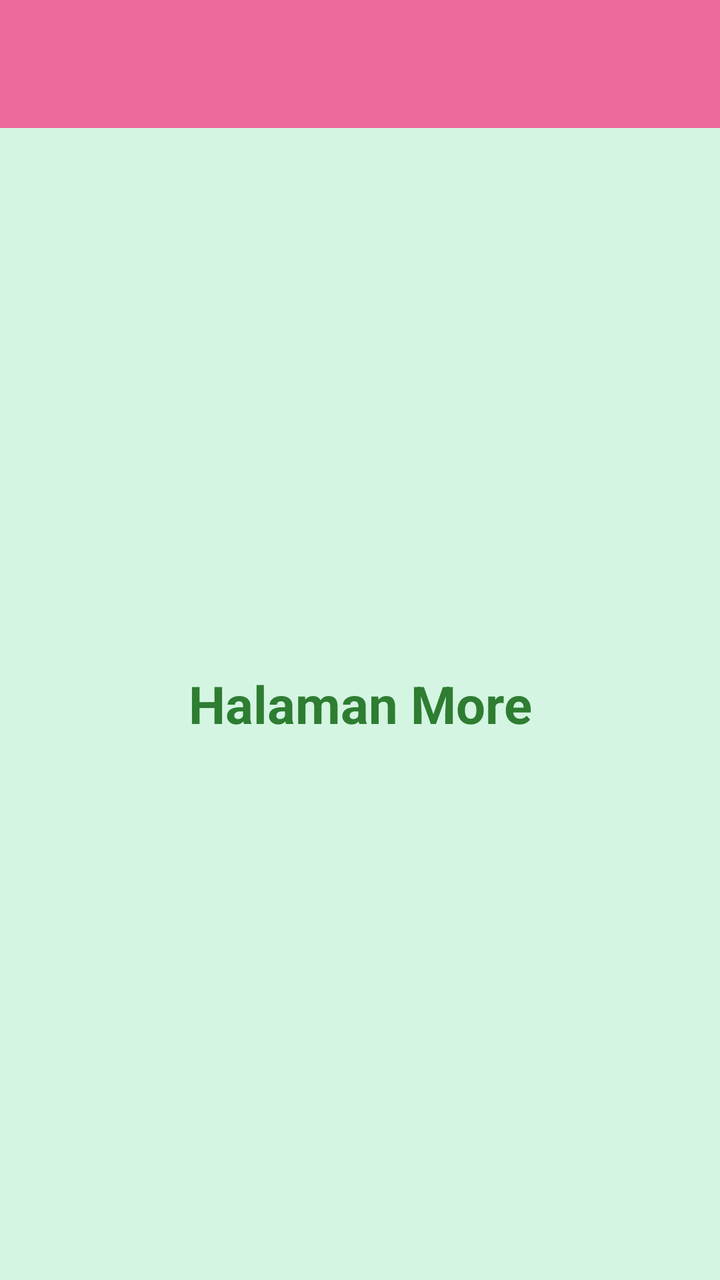
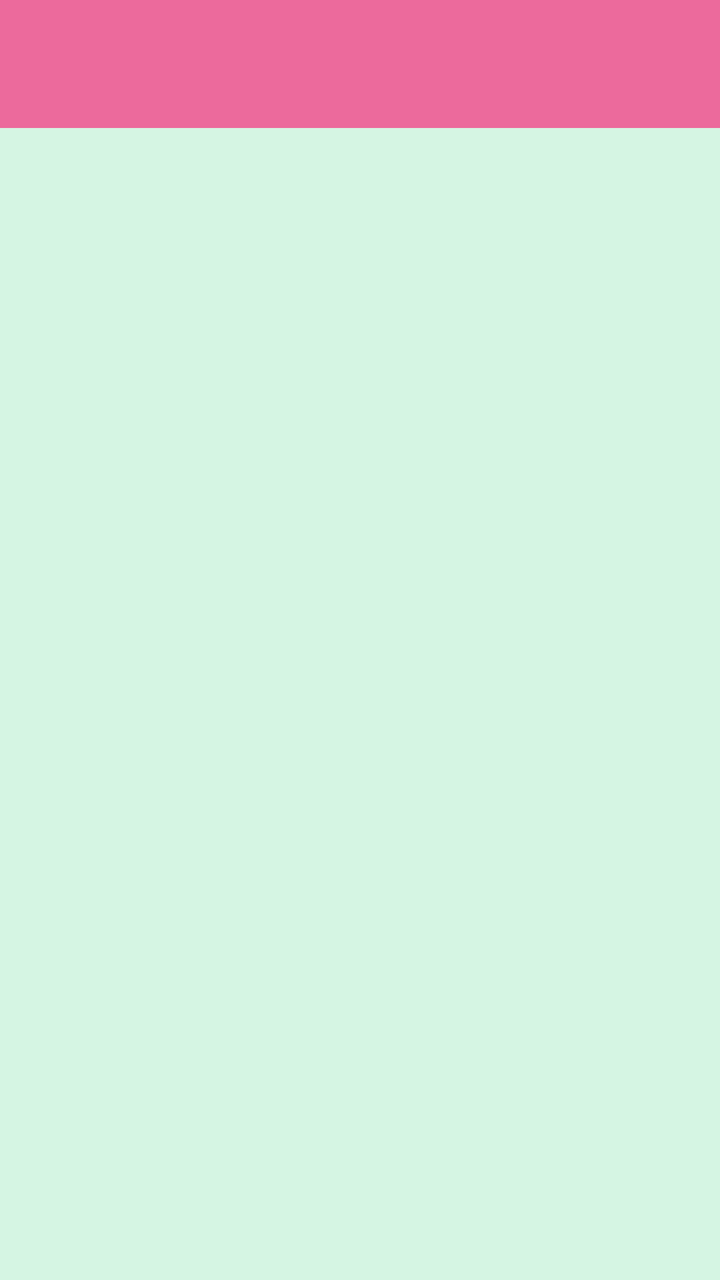

Screens rendered from an Android XML layout before and after an edit, with the pre-edit source and the edit as a unified diff.
<!-- AndroidManifest.xml: application theme Theme.Venuszhierly -->
<!-- res/layout/fragment_more.xml -->
<?xml version="1.0" encoding="utf-8"?>
<androidx.constraintlayout.widget.ConstraintLayout xmlns:android="http://schemas.android.com/apk/res/android"
    xmlns:app="http://schemas.android.com/apk/res-auto"
    xmlns:tools="http://schemas.android.com/tools"
    android:layout_width="match_parent"
    android:layout_height="match_parent"
    android:background="#D5F5E3"
    tools:context=".More.MoreFragment">

    <androidx.appcompat.widget.Toolbar
        android:id="@+id/toolbar"
        android:layout_width="0dp"
        android:layout_height="?attr/actionBarSize"
        android:background="?attr/colorPrimary"
        app:layout_constraintEnd_toEndOf="parent"
        app:layout_constraintStart_toStartOf="parent"
        app:layout_constraintTop_toTopOf="parent"
        app:titleTextColor="#FFFFFF" />

    <TextView
        android:layout_width="0dp"
        android:layout_height="0dp"
        android:gravity="center"
        android:text="Halaman More"
        android:textColor="#2E7D32"
        android:textSize="26sp"
        android:textStyle="bold"
        app:layout_constraintBottom_toBottomOf="parent"
        app:layout_constraintEnd_toEndOf="parent"
        app:layout_constraintStart_toStartOf="parent"
        app:layout_constraintTop_toBottomOf="@+id/toolbar" />

</androidx.constraintlayout.widget.ConstraintLayout>
<!-- resources referenced by this layout -->
<resources>
  <style name="Theme.Venuszhierly" parent="Base.Theme.Venuszhierly" />
  <style name="Base.Theme.Venuszhierly" parent="Theme.Material3.DayNight.NoActionBar">
          <item name="colorPrimary">@color/pink_primary</item>
          <item name="colorOnPrimary">@color/white</item>
          <item name="colorPrimaryContainer">@color/pink_container</item>
      </style>
  <color name="pink_primary">#EC6A9C</color>
  <color name="white">#FFFFFF</color>
  <color name="pink_container">#FFD9E6</color>
</resources>

<!-- the commit's change to res/layout/fragment_more.xml (unified diff, before → after) -->
@@ -1,5 +1,5 @@
 <?xml version="1.0" encoding="utf-8"?>
-<androidx.constraintlayout.widget.ConstraintLayout xmlns:android="http://schemas.android.com/apk/res/android"
+<androidx.coordinatorlayout.widget.CoordinatorLayout xmlns:android="http://schemas.android.com/apk/res/android"
     xmlns:app="http://schemas.android.com/apk/res-auto"
     xmlns:tools="http://schemas.android.com/tools"
     android:layout_width="match_parent"
@@ -7,27 +7,26 @@
     android:background="#D5F5E3"
     tools:context=".More.MoreFragment">
 
-    <androidx.appcompat.widget.Toolbar
-        android:id="@+id/toolbar"
-        android:layout_width="0dp"
-        android:layout_height="?attr/actionBarSize"
-        android:background="?attr/colorPrimary"
-        app:layout_constraintEnd_toEndOf="parent"
-        app:layout_constraintStart_toStartOf="parent"
-        app:layout_constraintTop_toTopOf="parent"
-        app:titleTextColor="#FFFFFF" />
+    <com.google.android.material.appbar.AppBarLayout
+        android:id="@+id/appBarLayout"
+        android:layout_width="match_parent"
+        android:layout_height="wrap_content"
+        android:theme="@style/ThemeOverlay.AppCompat.Dark.ActionBar">
 
-    <TextView
-        android:layout_width="0dp"
-        android:layout_height="0dp"
-        android:gravity="center"
-        android:text="Halaman More"
-        android:textColor="#2E7D32"
-        android:textSize="26sp"
-        android:textStyle="bold"
-        app:layout_constraintBottom_toBottomOf="parent"
-        app:layout_constraintEnd_toEndOf="parent"
-        app:layout_constraintStart_toStartOf="parent"
-        app:layout_constraintTop_toBottomOf="@+id/toolbar" />
+        <androidx.appcompat.widget.Toolbar
+            android:id="@+id/toolbar"
+            android:layout_width="match_parent"
+            android:layout_height="?attr/actionBarSize"
+            android:background="?attr/colorPrimary"
+            app:layout_scrollFlags="scroll|enterAlways"
+            app:titleTextColor="@android:color/white" />
 
-</androidx.constraintlayout.widget.ConstraintLayout>
+    </com.google.android.material.appbar.AppBarLayout>
+
+    <ListView
+        android:id="@+id/listViewItems"
+        android:layout_width="match_parent"
+        android:layout_height="match_parent"
+        app:layout_behavior="@string/appbar_scrolling_view_behavior" />
+
+</androidx.coordinatorlayout.widget.CoordinatorLayout>
